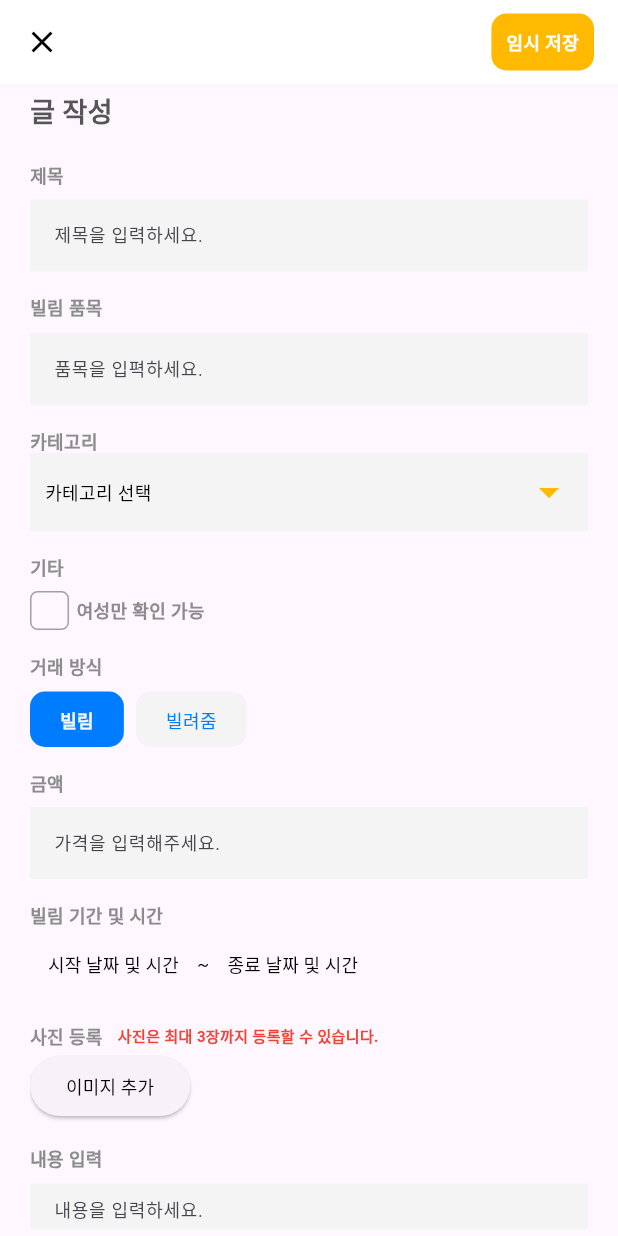
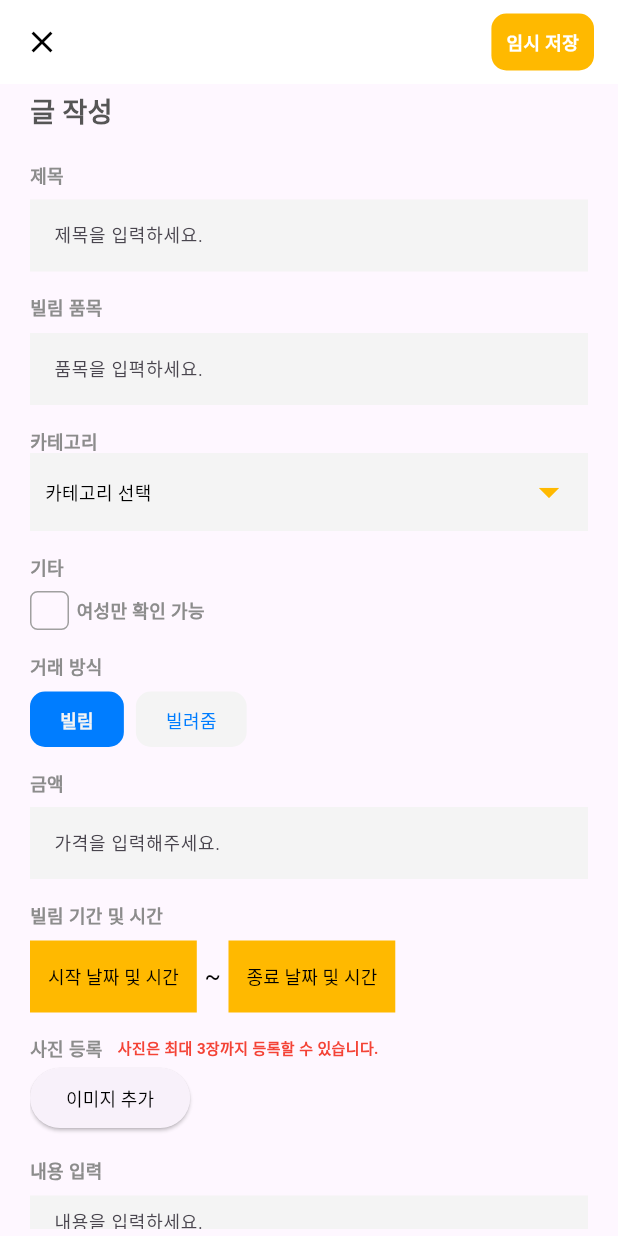
Before and after one commit to billimiut/billimiut_app, a Flutter app: the PostWritingScreen screen opened directly, on a phone screen of 412 x 824 dp. Run offline on Flutter 3.47's test engine with Material 3 defaults, Android fonts, the phone set to English and light mode, and no system bars; our stand-ins replace cloud_firestore, firebase_core, firebase_storage, flutter_datetime_picker_plus, flutter_dotenv, flutter_svg and 5 more; accounts and stored records are empty.

Commit message:
feat: DateTimePicker 수정

```diff
--- a/lib/screens/post_writing_screen.dart
+++ b/lib/screens/post_writing_screen.dart
@@ -510,24 +510,30 @@ class _PostWritingScreenState extends State<PostWritingScreen> {
               height: 15,
             ),
             const PostWritingText(text: "빌림 기간 및 시간"),
+            const SizedBox(
+              height: 8,
+            ),
             Row(
               children: [
-                const SizedBox(
-                  height: 16,
-                ),
                 DateTimePicker(
                   initialText: "시작 날짜 및 시간",
                   onDateSelected: (DateTime selectedDate) {
                     _startDate = selectedDate;
                   },
                 ),
+                const SizedBox(
+                  width: 5,
+                ),
                 const Text(
                   '~',
                   style: TextStyle(
-                    fontSize: 12,
+                    fontSize: 16,
                     fontWeight: FontWeight.w400,
                     color: Colors.black,
                   ),
+                ),
+                const SizedBox(
+                  width: 5,
                 ),
                 DateTimePicker(
                   initialText: "종료 날짜 및 시간",
--- a/lib/widgets/date_time_picker.dart
+++ b/lib/widgets/date_time_picker.dart
@@ -7,8 +7,7 @@ class DateTimePicker extends StatefulWidget {
   final Function(DateTime) onDateSelected;
 
   const DateTimePicker(
-      {Key? key, required this.initialText, required this.onDateSelected})
-      : super(key: key);
+      {super.key, required this.initialText, required this.onDateSelected});
 
   @override
   State<DateTimePicker> createState() => _DateTimePickerState();
@@ -25,11 +24,16 @@ class _DateTimePickerState extends State<DateTimePicker> {
 
   @override
   Widget build(BuildContext context) {
-    return TextButton(
+    return Container(
+      decoration: BoxDecoration(
+        color: const Color(0xFFFFB900),
+        borderRadius: BorderRadius.circular(.0),
+      ),
+      child: TextButton(
         onPressed: () {
           DatePicker.showDateTimePicker(context,
               showTitleActions: true,
-            minTime: DateTime(2023, 1, 1),
+              minTime: DateTime.now(),
               maxTime: DateTime(2024, 12, 31),
               onChanged: (date) {}, onConfirm: (date) {
             setState(() {
@@ -47,6 +51,7 @@ class _DateTimePickerState extends State<DateTimePicker> {
             color: Colors.black,
           ),
         ),
+      ),
     );
   }
 }
```
Lines whose indentation alone changed are shown as unchanged.
